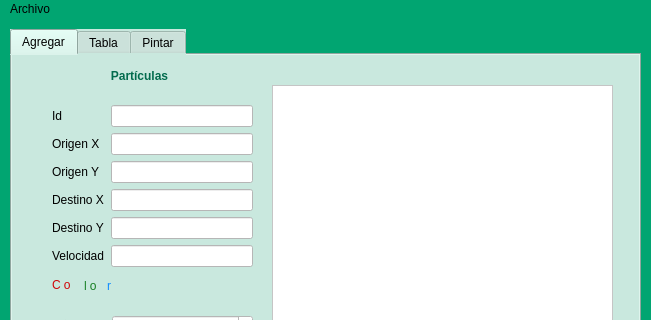
jessMan98/Interfaz_Python1, file Particulas/mainwindow.ui: the form before one commit; both pictures show x 0 to 651 and y 0 to 320 of the 651 by 519 pixel window.
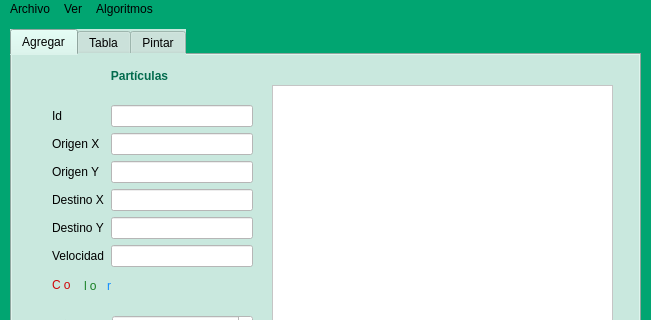
The form after the commit.

Patch:
```diff
--- a/Particulas/mainwindow.ui
+++ b/Particulas/mainwindow.ui
@@ -522,7 +522,22 @@
     <addaction name="actionAbrir"/>
     <addaction name="actionGuardar"/>
    </widget>
+   <widget class="QMenu" name="menuPuntos">
+    <property name="title">
+     <string>Ver</string>
+    </property>
+    <addaction name="actionPuntos"/>
+    <addaction name="actionGrafo"/>
+   </widget>
+   <widget class="QMenu" name="menuAlgoritmos">
+    <property name="title">
+     <string>Algoritmos</string>
+    </property>
+    <addaction name="actionPuntos_cercanos"/>
+   </widget>
    <addaction name="menuArchivo"/>
+   <addaction name="menuPuntos"/>
+   <addaction name="menuAlgoritmos"/>
   </widget>
   <widget class="QStatusBar" name="statusbar"/>
   <action name="actionAbrir">
```
Left out of the diff: 21 changed lines with no effect on the pictures.
